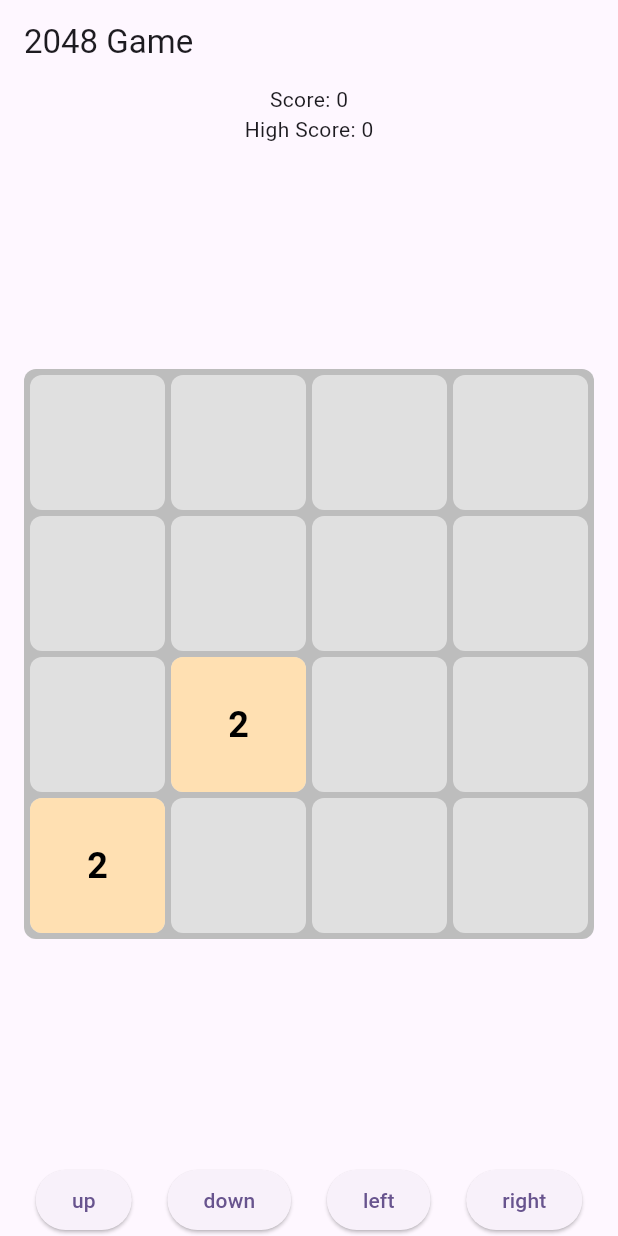
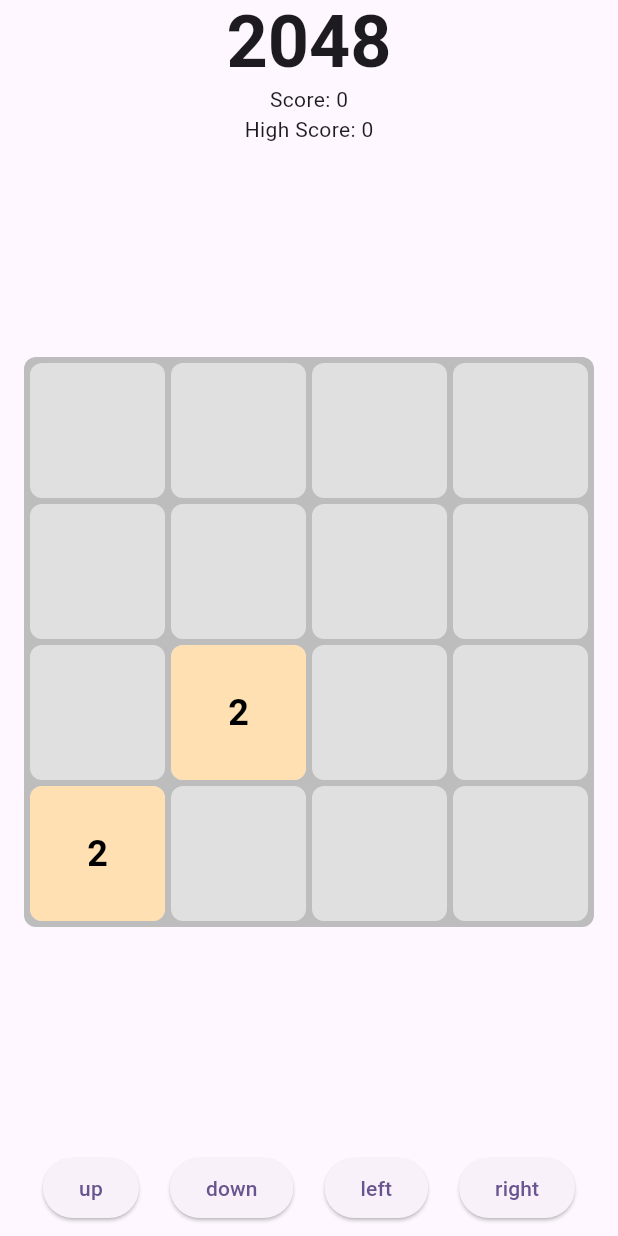
Before and after one commit to DraigTech/2048, a Flutter app: the screen it shows after launch, on a phone screen of 412 x 824 dp. Run offline on Flutter 3.47's test engine with Material 3 defaults, Android fonts, the phone set to English and light mode, and no system bars; our stand-ins replace bloc, drift, equatable, flutter_bloc, get_it, go_router; accounts and stored records are empty; generated files the repository leaves out were written again.

Commit message:
feat(l10n): Localize game screen texts

```diff
--- a/lib/features/game/presentation/screens/game_screen.dart
+++ b/lib/features/game/presentation/screens/game_screen.dart
@@ -1,3 +1,4 @@
+import 'package:_2048/core/l10n/app_localizations.dart';
 import 'package:flutter/material.dart';
 import 'package:flutter_bloc/flutter_bloc.dart';
 import 'package:_2048/features/game/domain/repositories/game_repository.dart';
@@ -9,9 +10,15 @@
 
   @override
   Widget build(BuildContext context) {
+    final l10n = AppLocalizations.of(context)!;
+
     return Scaffold(
       appBar: AppBar(
-        title: const Text('2048 Game'),
+        title: Text(
+          l10n.appTitle,
+          style: const TextStyle(fontSize: 48.0, fontWeight: FontWeight.bold),
+        ),
+        centerTitle: true,
       ),
       body: BlocBuilder<GameBloc, GameState>(
         builder: (context, state) {
@@ -21,28 +28,32 @@
           } else if (state is GameLoaded) {
             return Column(
               children: [
-                Text('Score: ${state.gameBoard.score}'),
-                Text('High Score: ${state.highScore}'),
+                Text(l10n.scoreLabel(state.gameBoard.score)),
+                Text(l10n.highScoreLabel(state.highScore)),
                 Expanded(
                   child: Center(
                     child: GameBoardWidget(gameBoard: state.gameBoard),
                   ),
                 ),
-                Row(
+                Padding(
+                  padding: const EdgeInsets.all(8.0),
+                  child: Row(
                     mainAxisAlignment: MainAxisAlignment.spaceEvenly,
                     children: Direction.values.map((direction) {
                       return ElevatedButton(
-                      onPressed: () => context.read<GameBloc>().add(GameMoved(direction)),
+                        onPressed: () =>
+                            context.read<GameBloc>().add(GameMoved(direction)),
                         child: Text(direction.name),
                       );
                     }).toList(),
                   ),
+                ),
               ],
             );
           } else if (state is GameOver) {
-            return const Center(child: Text('Game Over!'));
+            return Center(child: Text(l10n.gameOver));
           }
-          return const Center(child: Text('Unknown State'));
+          return Center(child: Text(l10n.unknownState));
         },
       ),
     );
--- a/lib/main.dart
+++ b/lib/main.dart
@@ -1,3 +1,4 @@
+import 'package:_2048/core/l10n/app_localizations.dart';
 import 'package:flutter/material.dart';
 import 'package:flutter_bloc/flutter_bloc.dart';
 import 'package:_2048/core/di/injection.dart';
@@ -17,12 +18,13 @@
     return MultiBlocProvider(
       providers: appProviders,
       child: MaterialApp.router(
-        title: '2048 Game',
         theme: ThemeData(
           colorScheme: ColorScheme.fromSeed(seedColor: Colors.deepPurple),
           useMaterial3: true,
         ),
         routerConfig: appRouter,
+        localizationsDelegates: AppLocalizations.localizationsDelegates,
+        supportedLocales: AppLocalizations.supportedLocales,
       ),
     );
   }
```
Also changed, not shown: lib/core/l10n/app_en.arb (+27 -1 lines). Lines whose indentation alone changed are shown as unchanged.
